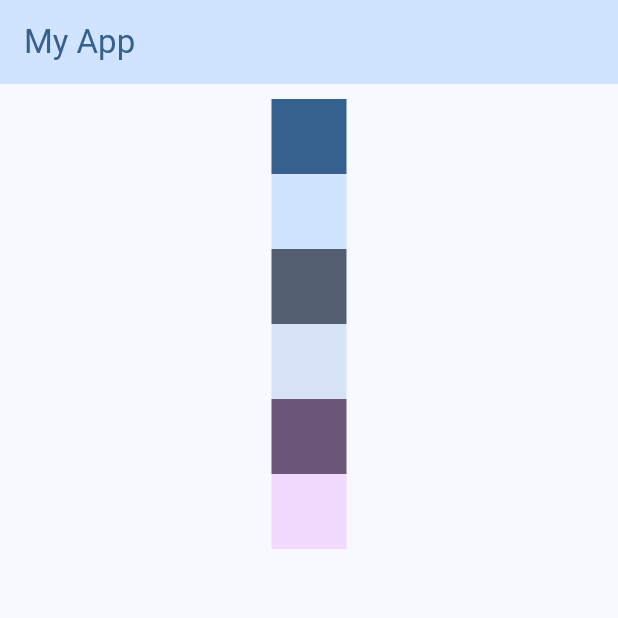
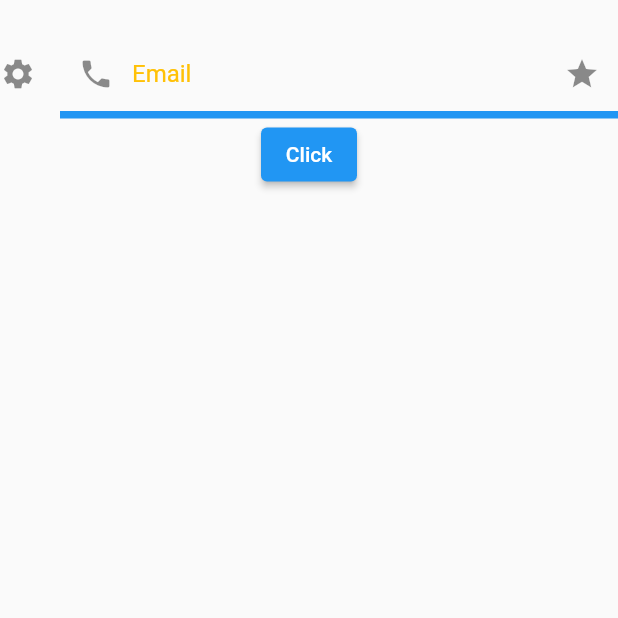
Before and after one commit to Myoungmin/flutter_fundamentals, a Flutter app: the screen it shows after launch, on a phone screen of 412 x 824 dp, the top half of it. Run offline on Flutter 3.47's test engine with Material 2 defaults, Android fonts, the phone set to English and light mode, and no system bars.

Commit message:
TextField 사용법

```diff
--- a/lib/main.dart
+++ b/lib/main.dart
@@ -1,65 +1,60 @@
 import 'package:flutter/material.dart';
 
 void main() {
-  runApp(
-    MaterialApp(
-      title: 'Myoungmin App',
-      theme: ThemeData(
-        useMaterial3: true,
-        colorScheme: ColorScheme.fromSeed(seedColor: Colors.blue),
-      ),
-      home: const MyHomePage(),
-    ),
-  );
+  runApp(MyApp());
 }
 
-class MyHomePage extends StatelessWidget {
-  const MyHomePage({super.key});
+class MyApp extends StatelessWidget {
+  MyApp({super.key});
+
+  // TextEditingController로 TextField의 controller에 넣을 객체를 선언
+  final TextEditingController _emailController = TextEditingController();
 
   @override
   Widget build(BuildContext context) {
-    return Scaffold(
-      appBar: AppBar(
-        title: Text(
-          'My App',
-          style: TextStyle(color: Theme.of(context).colorScheme.primary),
-        ),
-        backgroundColor: Theme.of(context).colorScheme.primaryContainer,
-      ),
-      body: Center(
-        child: Padding(
-          padding: const EdgeInsets.all(10.0),
+    return MaterialApp(
+      debugShowCheckedModeBanner: false,
+      home: Scaffold(
+        body: Center(
           child: Column(
             children: [
-              Container(
-                color: Theme.of(context).colorScheme.primary,
-                width: 50,
-                height: 50,
+              const Padding(
+                padding: EdgeInsets.all(10.0),
               ),
-              Container(
-                color: Theme.of(context).colorScheme.primaryContainer,
-                width: 50,
-                height: 50,
+              TextField(
+                decoration: const InputDecoration(
+                  labelText: 'Email',
+                  hintText: 'Enter your email',
+                  labelStyle: TextStyle(
+                    color: Colors.amber,
+                  ),
+                  hintStyle: TextStyle(
+                    color: Colors.brown,
+                  ),
+                  focusedBorder: OutlineInputBorder(
+                    borderRadius: BorderRadius.all(Radius.circular(10.0)),
+                    borderSide: BorderSide(width: 1, color: Colors.red),
+                  ),
+                  enabledBorder: UnderlineInputBorder(
+                    borderSide: BorderSide(
+                      width: 5,
+                      color: Colors.blue,
+                    ),
+                  ),
+                  icon: Icon(Icons.settings),
+                  prefixIcon: Icon(Icons.phone),
+                  suffixIcon: Icon(Icons.star),
+                ),
+                keyboardType: TextInputType.emailAddress,
+                textInputAction: TextInputAction.search,
+                obscureText: true,
+                controller: _emailController,
               ),
-              Container(
-                color: Theme.of(context).colorScheme.secondary,
-                width: 50,
-                height: 50,
-              ),
-              Container(
-                color: Theme.of(context).colorScheme.secondaryContainer,
-                width: 50,
-                height: 50,
-              ),
-              Container(
-                color: Theme.of(context).colorScheme.tertiary,
-                width: 50,
-                height: 50,
-              ),
-              Container(
-                color: Theme.of(context).colorScheme.tertiaryContainer,
-                width: 50,
-                height: 50,
+              ElevatedButton(
+                onPressed: () {
+                  print(_emailController.text);
+                },
+                child: const Text('Click'),
               ),
             ],
           ),
```
